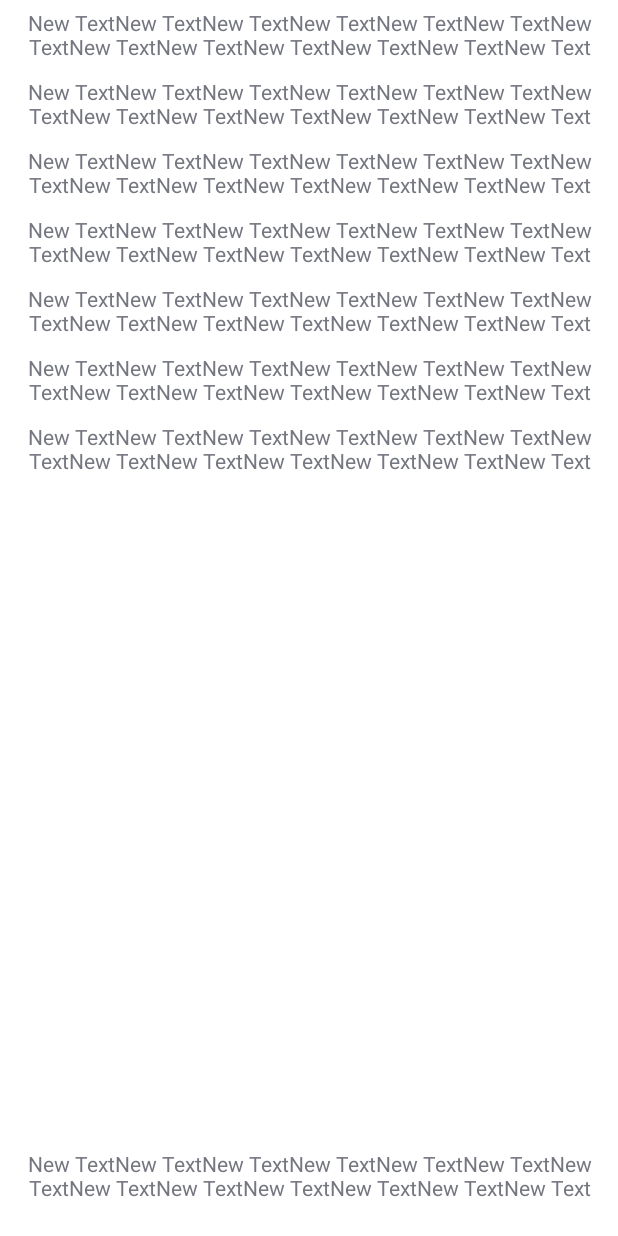
After one commit to LiYaHX/AndroidDemo, an Android app: the CopyAndPasteTextViewActivity screen opened directly, with no data from a screen before it, on a phone screen of 412 x 824 dp. The commit adds this screen. Run offline under Robolectric (Android 15) with nearby library versions, the phone set to English and light mode, and no system bars.

Commit message:
Android TextView 复制粘帖

```diff
--- a/app/src/main/AndroidManifest.xml
+++ b/app/src/main/AndroidManifest.xml
@@ -36,7 +36,12 @@
             android:screenOrientation="portrait" />
         <activity
             android:name="com.robinlee.widget.TimeSelectoriOSActivity"
-            android:screenOrientation="portrait" />rr
+            android:screenOrientation="portrait" />
+        <activity
+            android:name="com.robinlee.widget.CopyAndPasteTextViewActivity"
+            android:screenOrientation="portrait"
+            android:theme="@style/NBTranslucentDecorActivityStyle"
+            android:windowSoftInputMode="stateAlwaysHidden" />
     </application>
 
 </manifest>
--- a/app/src/main/java/com/robinlee/androiddemo/MainActivity.java
+++ b/app/src/main/java/com/robinlee/androiddemo/MainActivity.java
@@ -5,6 +5,7 @@ import android.os.Bundle;
 import android.widget.ListView;
 
 import com.robinlee.widget.BottomNavigationActivity;
+import com.robinlee.widget.CopyAndPasteTextViewActivity;
 import com.robinlee.widget.LoopViewPagerActivity;
 import com.robinlee.widget.ShimmerActivity;
 import com.robinlee.widget.TimePickerActivity;
@@ -44,6 +45,8 @@ public class MainActivity extends AppCompatActivity {
         mTimePickerDemo.put(getResources().getString(R.string.str_time_picker), TimePickerActivity.class);
         HashMap<String, Class> mTimeSelectorDemo = new HashMap<String, Class>();
         mTimeSelectorDemo.put(getResources().getString(R.string.str_time_selector), TimeSelectoriOSActivity.class);
+        HashMap<String, Class> mCopyAndPasteTextViewDemo = new HashMap<String, Class>();
+        mCopyAndPasteTextViewDemo.put(getResources().getString(R.string.str_copy_and_paste_textview), CopyAndPasteTextViewActivity.class);
         demos.add(xmlParseDemo);
         demos.add(shimmerParseDemo);
         demos.add(loopViewPagerDemo);
@@ -51,6 +54,7 @@ public class MainActivity extends AppCompatActivity {
         demos.add(mSearchDemo);
         demos.add(mTimePickerDemo);
         demos.add(mTimeSelectorDemo);
+        demos.add(mCopyAndPasteTextViewDemo);
 
         mDemosAdapter = new DemosAdapter(MainActivity.this, demos);
     }
--- /dev/null
+++ b/app/src/main/java/com/robinlee/widget/CopyAndPasteTextViewActivity.java
@@ -0,0 +1,112 @@
+package com.robinlee.widget;
+
+import android.app.Activity;
+import android.content.Context;
+import android.os.Bundle;
+import android.text.method.ArrowKeyMovementMethod;
+import android.view.View;
+import android.view.ViewGroup;
+import android.widget.BaseAdapter;
+import android.widget.ListView;
+import android.widget.TextView;
+import android.widget.Toast;
+
+import com.robinlee.androiddemo.R;
+import java.util.ArrayList;
+
+/**
+ * Created by RobinLee on 6/12/16.
+ */
+public class CopyAndPasteTextViewActivity extends Activity{
+
+    private ArrayList<String> mData = new ArrayList<>();
+    private CopyAndPasteAdapter mCopyAndPasteAdapter;
+    private ListView mListViewCopyAndPaste;
+
+
+    @Override
+    protected void onCreate(Bundle savedInstanceState) {
+        super.onCreate(savedInstanceState);
+        setContentView(R.layout.activity_copy_and_paste_textview);
+
+        initData();
+        initWidget();
+    }
+
+    private void initData(){
+        mData.add("aaaaaaaaaaaaaaaaaaa");
+        mData.add("fffffffffffffffffff");
+        mData.add("ggggggggggggggggggg");
+        mData.add("vvvvvvvvvvvvvvvvvvv");
+        mData.add("bbbbbbbbbbbbbbbbbbb");
+        mData.add("nnnnnnnnnnnnnnnnnnn");
+        mData.add("hhhhhhhhhhhhhhhhhhh");
+        mCopyAndPasteAdapter = new CopyAndPasteAdapter(CopyAndPasteTextViewActivity.this, mData);
+    }
+
+    private void initWidget(){
+        mListViewCopyAndPaste = (ListView) this.findViewById(R.id.mListViewCopyAndPaste);
+        mListViewCopyAndPaste.setAdapter(mCopyAndPasteAdapter);
+    }
+
+    class CopyAndPasteAdapter extends BaseAdapter{
+
+        private Context mContext;
+        private ArrayList<String> mContents = new ArrayList<>();
+
+        public CopyAndPasteAdapter(Context context, ArrayList<String> contents) {
+            this.mContext = context;
+
+            if(contents == null || contents.size() <= 0){
+                return;
+            }
+
+            mContents.clear();
+            mContents.addAll(contents);
+        }
+
+        @Override
+        public int getCount() {
+            return mContents.size();
+        }
+
+        @Override
+        public Object getItem(int position) {
+            return mContents.get(position);
+        }
+
+        @Override
+        public long getItemId(int position) {
+            return position;
+        }
+
+        @Override
+        public View getView(int position, View convertView, ViewGroup parent) {
+            Holder holder;
+            if(convertView == null){
+                convertView = View.inflate(this.mContext, R.layout.item_of_copy_and_paste, null);
+                holder = new Holder();
+                holder.mTextView = (TextView) convertView.findViewById(R.id.mTextView);
+                holder.mTextView.setOnLongClickListener(new View.OnLongClickListener() {
+                    @Override
+                    public boolean onLongClick(View v) {
+                        ((TextView) v).setFocusableInTouchMode(true);
+                        ((TextView) v).setFocusable(true);
+                        ((TextView) v).setClickable(true);
+                        ((TextView) v).setLongClickable(true);
+                        ((TextView) v).setMovementMethod(ArrowKeyMovementMethod.getInstance());
+                        ((TextView) v).setText(((TextView) v).getText(), TextView.BufferType.SPANNABLE );
+                        return false;
+                    }
+                });
+            }
+
+            return convertView;
+        }
+
+        class Holder{
+            TextView mTextView;
+        }
+    }
+
+}
--- /dev/null
+++ b/app/src/main/res/layout/activity_copy_and_paste_textview.xml
@@ -0,0 +1,25 @@
+<?xml version="1.0" encoding="utf-8"?>
+<FrameLayout xmlns:android="http://schemas.android.com/apk/res/android"
+    android:layout_width="match_parent"
+    android:layout_height="match_parent"
+    android:orientation="vertical">
+
+    <ListView
+        android:id="@+id/mListViewCopyAndPaste"
+        android:layout_width="match_parent"
+        android:layout_height="match_parent"
+        android:background="@android:color/white"
+        android:cacheColorHint="#00000000"
+        android:divider="@null"
+        android:transcriptMode="alwaysScroll" />
+
+    <TextView
+        android:id="@+id/textView"
+        android:layout_width="match_parent"
+        android:layout_height="80dp"
+        android:gravity="center"
+        android:padding="@dimen/small_padding"
+        android:layout_gravity="bottom"
+        android:text="New TextNew TextNew TextNew TextNew TextNew TextNew TextNew TextNew TextNew TextNew TextNew TextNew Text"
+        android:textIsSelectable="true" />
+</FrameLayout>
--- /dev/null
+++ b/app/src/main/res/layout/item_of_copy_and_paste.xml
@@ -0,0 +1,15 @@
+<?xml version="1.0" encoding="utf-8"?>
+<LinearLayout xmlns:android="http://schemas.android.com/apk/res/android"
+    android:layout_width="wrap_content"
+    android:layout_height="wrap_content"
+    android:orientation="vertical">
+
+    <TextView
+        android:id="@+id/mTextView"
+        android:layout_width="wrap_content"
+        android:layout_height="wrap_content"
+        android:gravity="center"
+        android:padding="@dimen/small_padding"
+        android:text="New TextNew TextNew TextNew TextNew TextNew TextNew TextNew TextNew TextNew TextNew TextNew TextNew Text"
+        android:textIsSelectable="true" />
+</LinearLayout>
--- a/app/src/main/res/values/strings.xml
+++ b/app/src/main/res/values/strings.xml
@@ -10,5 +10,6 @@
     <string name="str_search_view">SEARCH_VIEW</string>
     <string name="str_time_picker">时间选择组件</string>
     <string name="str_time_selector">类iOS滚轮时间选择器</string>
+    <string name="str_copy_and_paste_textview">自由复制粘帖TextView</string>
 
 </resources>
--- a/app/src/main/res/values/styles.xml
+++ b/app/src/main/res/values/styles.xml
@@ -12,4 +12,10 @@
         <item name="android:fontFamily">sans-serif-light</item>
     </style>
 
+    <style name="NBTranslucentDecorActivityStyle" parent="@android:style/Theme.DeviceDefault.Light.NoActionBar.TranslucentDecor">
+        <item name="android:windowTranslucentNavigation">false</item>
+        <item name="android:windowTranslucentStatus">true</item>
+        <!-- fitSystemWindows default value is false. when is set to true, the windowSoftwareInput is right to show, but false is not -->
+        <item name="android:fitsSystemWindows">false</item>
+    </style>
 </resources>
```
